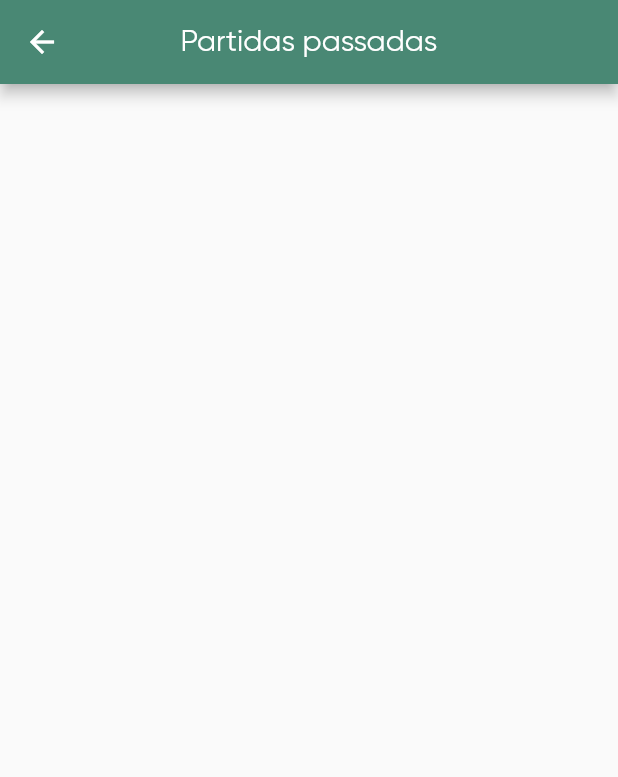
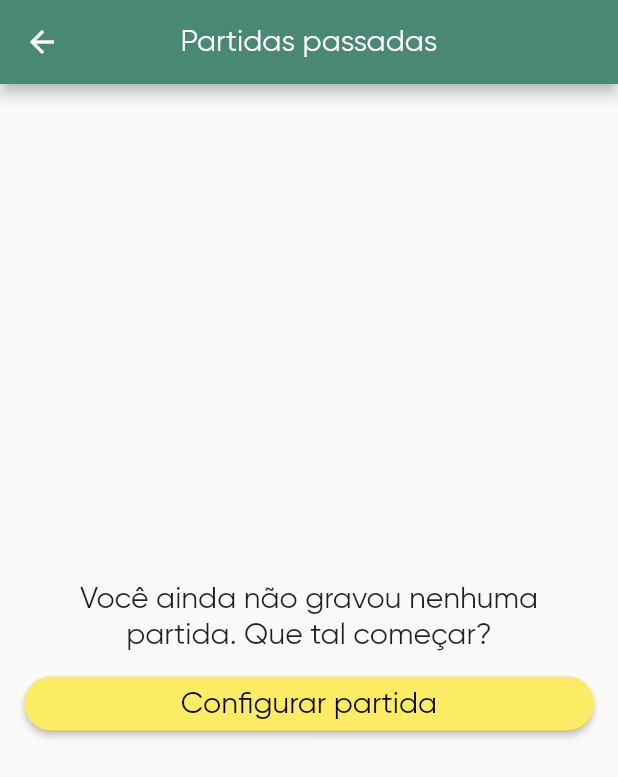
Before and after one commit to brenovaes/tennis_scoreboard, a Flutter app: the ResultsView screen opened by its route, on a phone screen of 412 x 824 dp. Shown: the top 777 px of the screen. Run offline on Flutter 3.47's test engine with Material 2 defaults, Android fonts, the phone set to English and light mode, and no system bars; our stand-ins replace get, hive, hive_flutter; accounts and stored records are empty.

Commit message:
Tratando lista vazia de partidas

```diff
--- a/lib/app/modules/results/views/results_view.dart
+++ b/lib/app/modules/results/views/results_view.dart
@@ -1,8 +1,12 @@
+import 'dart:ui';
+
 import 'package:flutter/material.dart';
 import 'package:collection/collection.dart';
 
 import 'package:get/get.dart';
 import 'package:intl/intl.dart';
+import 'package:tennis_scoreboard/app/routes/app_pages.dart';
+import 'package:tennis_scoreboard/app/ui/widgets/custom_elevated_button.dart';
 
 import '../controllers/results_controller.dart';
 
@@ -16,15 +20,47 @@ class ResultsView extends GetView<ResultsController> {
         title: const Text('Partidas passadas'),
         centerTitle: true,
       ),
-      body: SingleChildScrollView(
+      body: Obx(
+        () => controller.matchesList.isEmpty
+            ? Padding(
+                padding: const EdgeInsets.all(16),
+                child: SizedBox(
+                  width: Get.width,
+                  height: Get.height,
+                  child: Column(
+                    mainAxisAlignment: MainAxisAlignment.center,
+                    crossAxisAlignment: CrossAxisAlignment.center,
+                    children: [
+                      const Text(
+                        'Você ainda não gravou nenhuma partida. Que tal começar?',
+                        textAlign: TextAlign.center,
+                        style: TextStyle(
+                          fontSize: 20,
+                        ),
+                      ),
+                      const SizedBox(
+                        height: 10,
+                      ),
+                      SizedBox(
+                        width: Get.width,
+                        child: CustomElevatedButton(
+                          label: 'Configurar partida',
+                          onPressed: () => Get.toNamed(Routes.START),
+                          backgroundColor: const Color(0xFFFCEC63),
+                        ),
+                      ),
+                    ],
+                  ),
+                ),
+              )
+            : SingleChildScrollView(
                 physics: const BouncingScrollPhysics(),
-        child: Obx(
-          () => Padding(
+                child: Padding(
                   padding: const EdgeInsets.all(8.0),
                   child: ExpansionPanelList(
-              expansionCallback: (int index, bool isExpanded) => controller
-                  .isExpanded
-                  .value = controller.isExpanded.value == index ? null : index,
+                    expansionCallback: (int index, bool isExpanded) =>
+                        controller.isExpanded.value =
+                            controller.isExpanded.value == index ? null : index,
                     children: controller.matchesList
                         .mapIndexed<ExpansionPanel>((index, item) {
                       return ExpansionPanel(
@@ -34,7 +70,8 @@ class ResultsView extends GetView<ResultsController> {
                           return ListTile(
                             title: Center(
                               child: Row(
-                          mainAxisAlignment: MainAxisAlignment.spaceBetween,
+                                mainAxisAlignment:
+                                    MainAxisAlignment.spaceBetween,
                                 children: [
                                   Flexible(
                                     child: Text(
```
Lines whose indentation alone changed are shown as unchanged.
